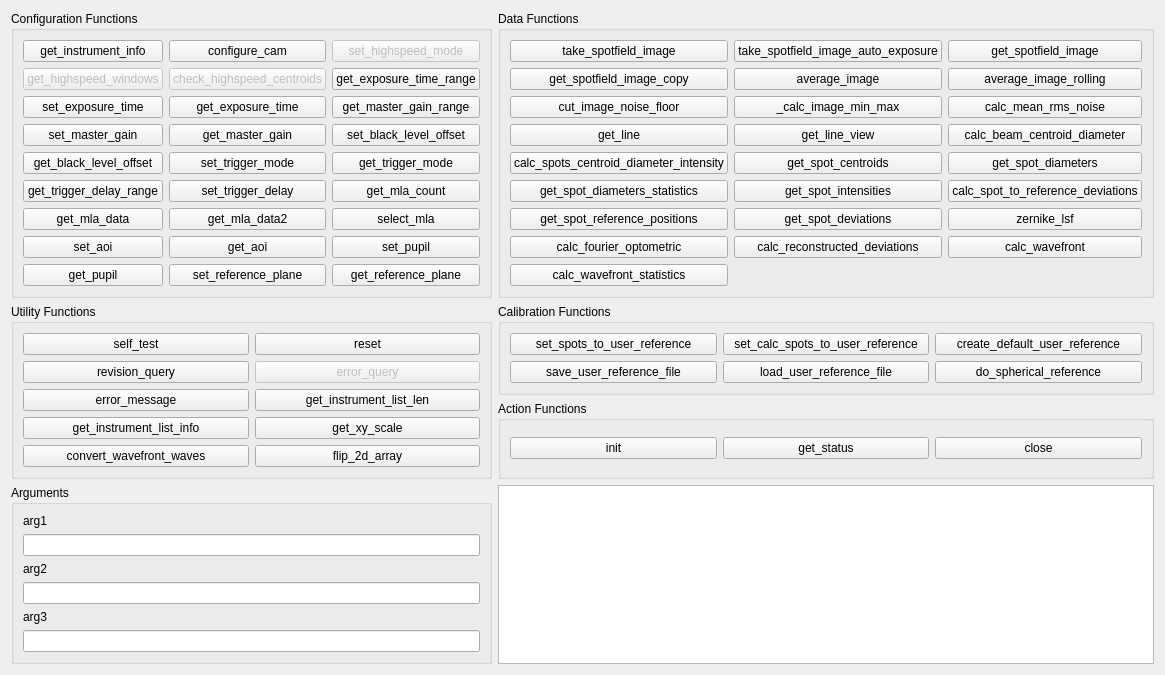
This is gui/debug.ui in DaveA50/wfs as Qt 5 draws it before an edit. The edited form follows.
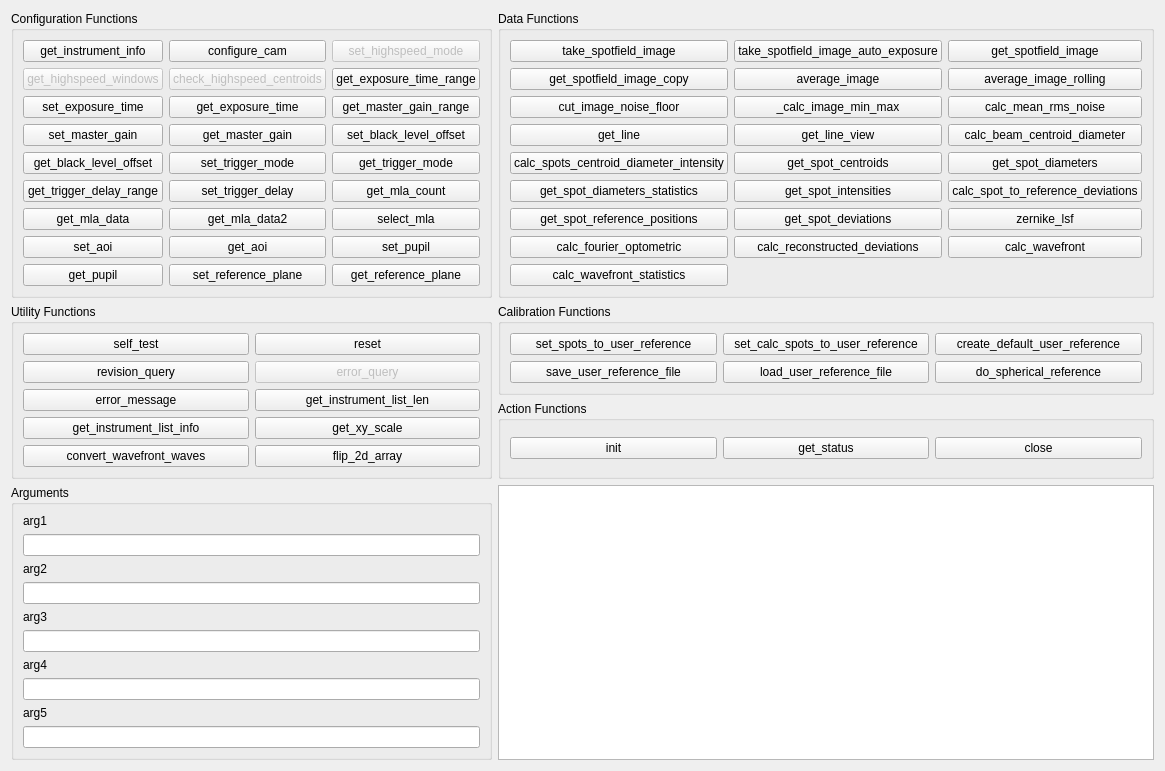
This is the edited form.

Commit message: Fix loading 32/64 bit version of dll.

What changed in the file:
```diff
--- a/gui/debug.ui
+++ b/gui/debug.ui
@@ -7,7 +7,7 @@
     <x>0</x>
     <y>0</y>
     <width>1059</width>
-    <height>660</height>
+    <height>750</height>
    </rect>
   </property>
   <property name="windowTitle">
@@ -265,6 +265,26 @@
           <item>
            <widget class="QLineEdit" name="line_arg3"/>
           </item>
+          <item>
+           <widget class="QLabel" name="label_arg4">
+            <property name="text">
+             <string>arg4</string>
+            </property>
+           </widget>
+          </item>
+          <item>
+           <widget class="QLineEdit" name="line_arg4"/>
+          </item>
+          <item>
+           <widget class="QLabel" name="label_arg5">
+            <property name="text">
+             <string>arg5</string>
+            </property>
+           </widget>
+          </item>
+          <item>
+           <widget class="QLineEdit" name="line_arg5"/>
+          </item>
          </layout>
         </item>
        </layout>
```
The commit also changes 2 other files.
